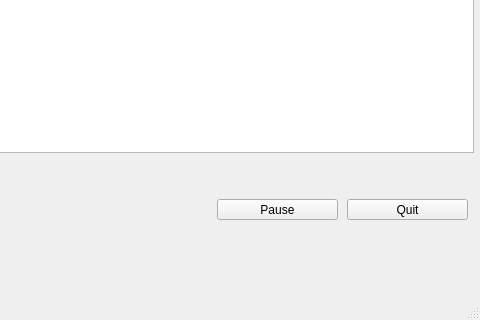
ItsOpaz/ohjelmointi3, file Game/bettermainwindow.ui: the form before one commit; both pictures show x 623 to 1103 and y 460 to 780 of the 1103 by 780 pixel window.
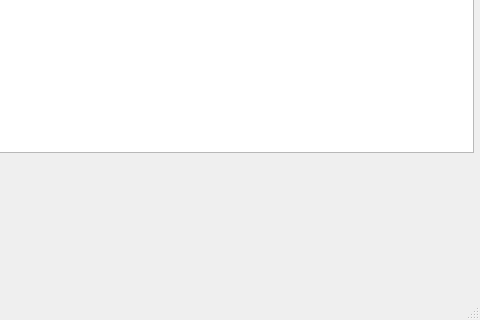
The form after the commit.

Commit message: added planes that will move horizontally and vertically, bombing planes results in crash, plane coorinates are not working properly, removed quit and start buttons from mainwindow

The edit to the form file:
```diff
--- a/Game/bettermainwindow.ui
+++ b/Game/bettermainwindow.ui
@@ -30,32 +30,6 @@
      </sizepolicy>
     </property>
    </widget>
-   <widget class="QPushButton" name="startButton">
-    <property name="geometry">
-     <rect>
-      <x>840</x>
-      <y>640</y>
-      <width>121</width>
-      <height>21</height>
-     </rect>
-    </property>
-    <property name="text">
-     <string>Pause</string>
-    </property>
-   </widget>
-   <widget class="QPushButton" name="quitButton">
-    <property name="geometry">
-     <rect>
-      <x>970</x>
-      <y>640</y>
-      <width>121</width>
-      <height>21</height>
-     </rect>
-    </property>
-    <property name="text">
-     <string>Quit</string>
-    </property>
-   </widget>
   </widget>
   <widget class="QMenuBar" name="menubar">
    <property name="geometry">
```
Left out of the diff: 21 changed lines with no effect on the pictures. The commit also changes 6 other files.
